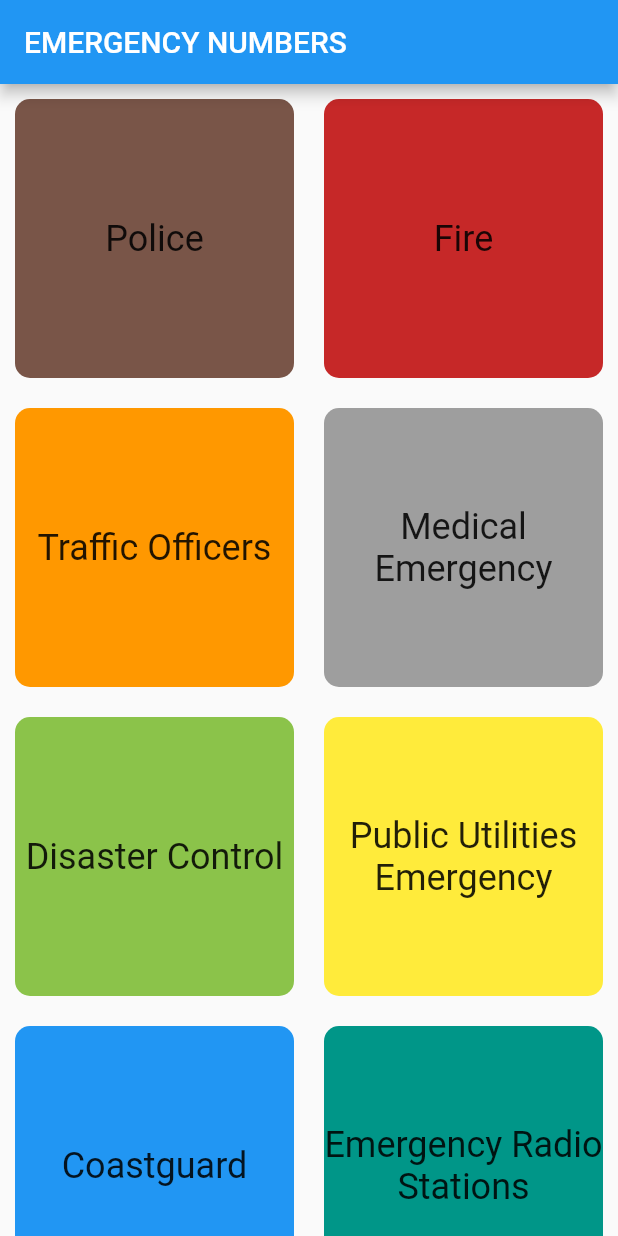
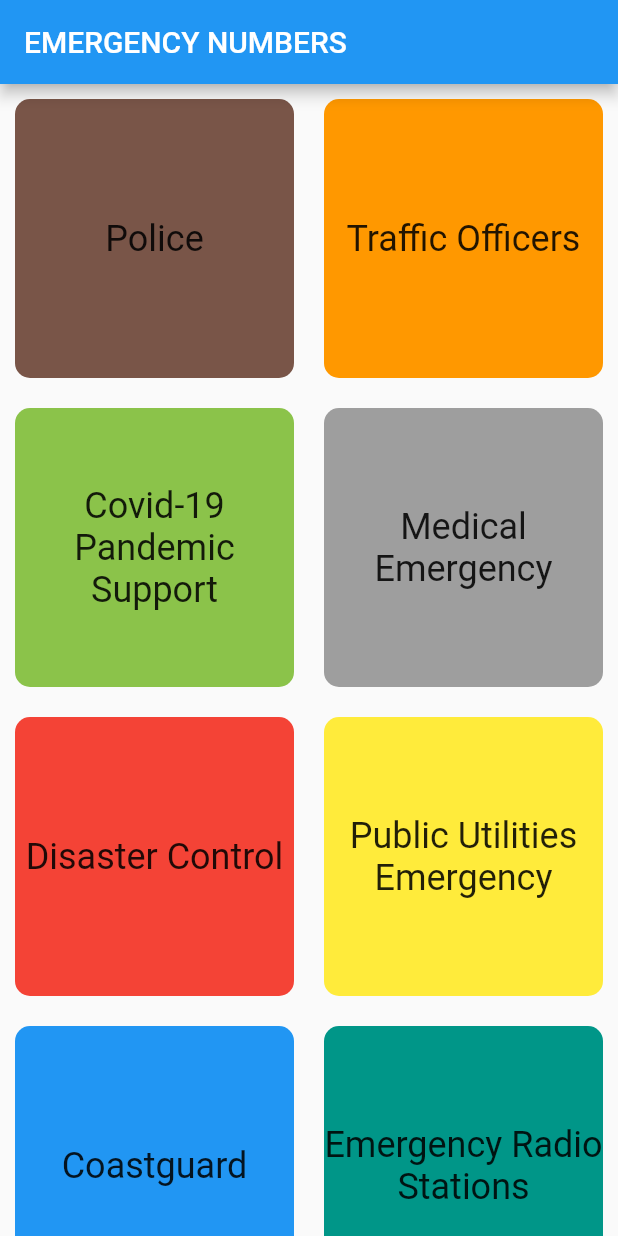
Before and after one commit to taextreme/mobile-app-dev-project1, a Flutter app: the screen it shows after launch, on a phone screen of 412 x 824 dp. Run offline on Flutter 3.47's test engine with Material 2 defaults, Android fonts, the phone set to English and light mode, and no system bars.

Commit message:
Change Fire base card to Covid-19 base card

```diff
--- a/lib/screen/home_screen.dart
+++ b/lib/screen/home_screen.dart
@@ -36,20 +36,6 @@ class _HomeScreenState extends State<HomeScreen> {
             },
           ),
           BaseCard(
-            theColor: Colors.red.shade800,
-            theChild: const Align(
-              alignment: Alignment.center,
-              child: Text(
-                'Fire',
-                style: TextStyle(fontSize: 24),
-                textAlign: TextAlign.center,
-              ),
-            ),
-            theOnTapFunc: () {
-              log("Fire Fire!!!!");
-            },
-          ),
-          BaseCard(
               theColor: Colors.orange,
               theChild: const Align(
                 alignment: Alignment.center,
@@ -62,6 +48,20 @@ class _HomeScreenState extends State<HomeScreen> {
               theOnTapFunc: () {
                 log("Traffic!!!!");
               }),
+          BaseCard(
+            theColor: Colors.lightGreen,
+            theChild: const Align(
+              alignment: Alignment.center,
+              child: Text(
+                'Covid-19 Pandemic Support',
+                style: TextStyle(fontSize: 24),
+                textAlign: TextAlign.center,
+              ),
+            ),
+            theOnTapFunc: () {
+              log("Covid Covid!!!!");
+            },
+          ),
           BaseCard(
               theColor: Colors.grey,
               theChild: const Align(
@@ -76,7 +76,7 @@ class _HomeScreenState extends State<HomeScreen> {
                 log("Ambulance!!!!");
               }),
           BaseCard(
-              theColor: Colors.lightGreen,
+              theColor: Colors.red,
               theChild: const Align(
                 alignment: Alignment.center,
                 child: Text(
```
